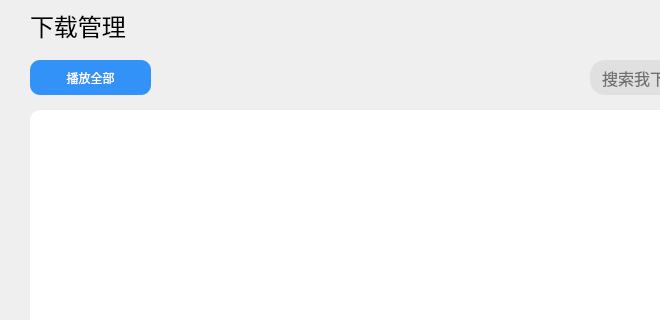
Old version of the form downloadpage.ui in the repository tidysong/Listen_QT; both pictures show x 0 to 660 and y 0 to 320 of the 820 by 492 pixel window.
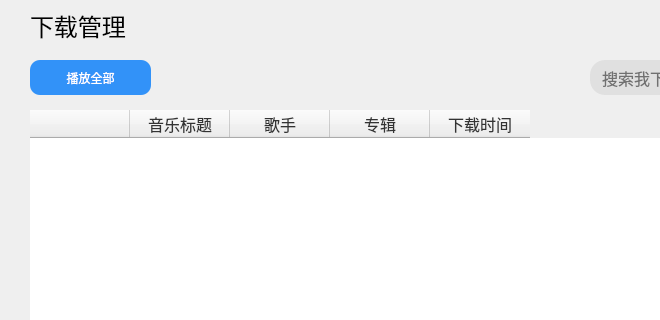
New version of the form. Icons and pictures are not drawn.

What changed in the file:
```diff
--- a/downloadpage.ui
+++ b/downloadpage.ui
@@ -110,7 +110,7 @@
     <bool>true</bool>
    </property>
    <attribute name="horizontalHeaderVisible">
-    <bool>false</bool>
+    <bool>true</bool>
    </attribute>
    <attribute name="horizontalHeaderCascadingSectionResizes">
     <bool>false</bool>
```
